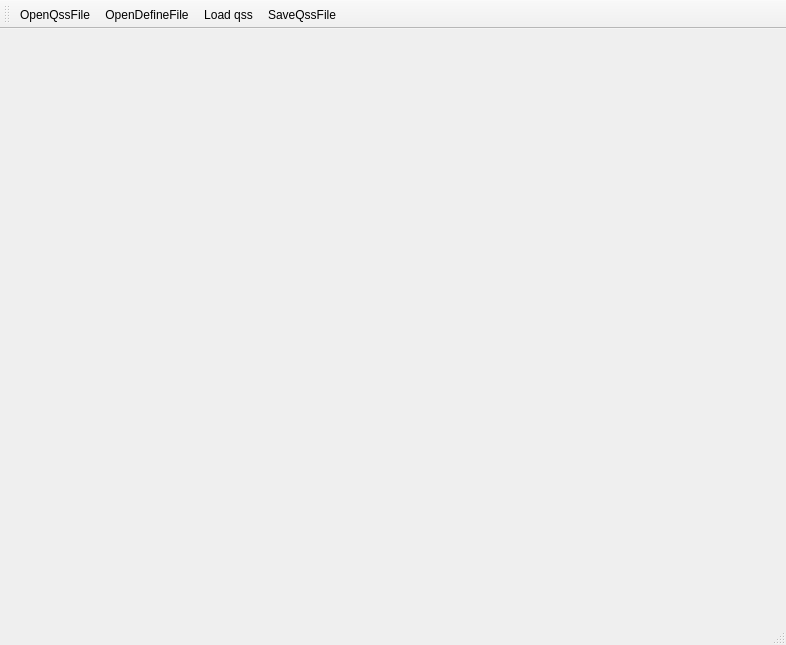
chenghongfeng/QssCreator, file src/mainwindow.ui: the form before one commit.
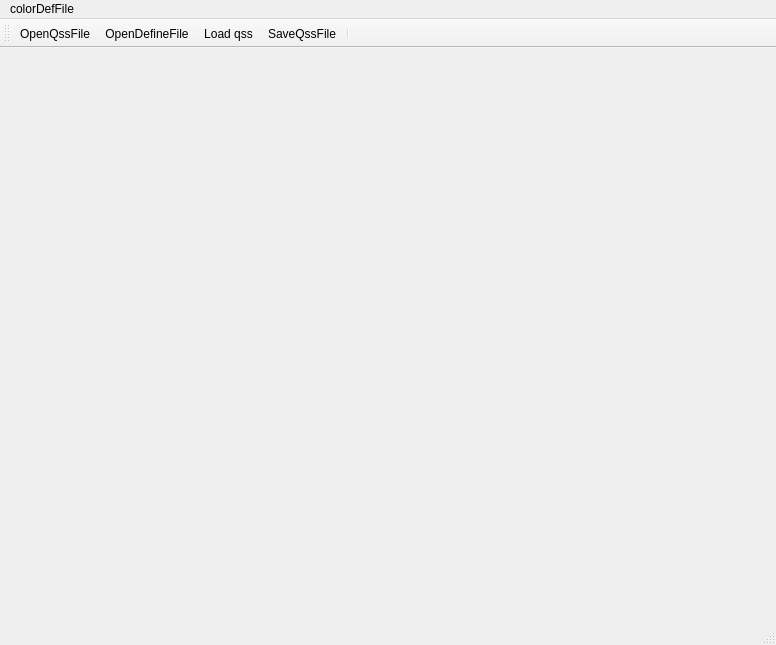
The form after the commit.

Patch:
```diff
--- a/src/mainwindow.ui
+++ b/src/mainwindow.ui
@@ -6,7 +6,7 @@
    <rect>
     <x>0</x>
     <y>0</y>
-    <width>786</width>
+    <width>776</width>
     <height>645</height>
    </rect>
   </property>
@@ -29,6 +29,24 @@
    <addaction name="actionOpenDefineFile"/>
    <addaction name="actionSetQss"/>
    <addaction name="actionSaveQssFile"/>
+   <addaction name="separator"/>
+  </widget>
+  <widget class="QMenuBar" name="menuBar">
+   <property name="geometry">
+    <rect>
+     <x>0</x>
+     <y>0</y>
+     <width>776</width>
+     <height>22</height>
+    </rect>
+   </property>
+   <widget class="QMenu" name="menucolorDefFile">
+    <property name="title">
+     <string>colorDefFile</string>
+    </property>
+    <addaction name="actionSaveColorDefineFile"/>
+   </widget>
+   <addaction name="menucolorDefFile"/>
   </widget>
   <action name="actionSetQss">
    <property name="text">
```
Left out of the diff: 5 changed lines with no effect on the pictures.
